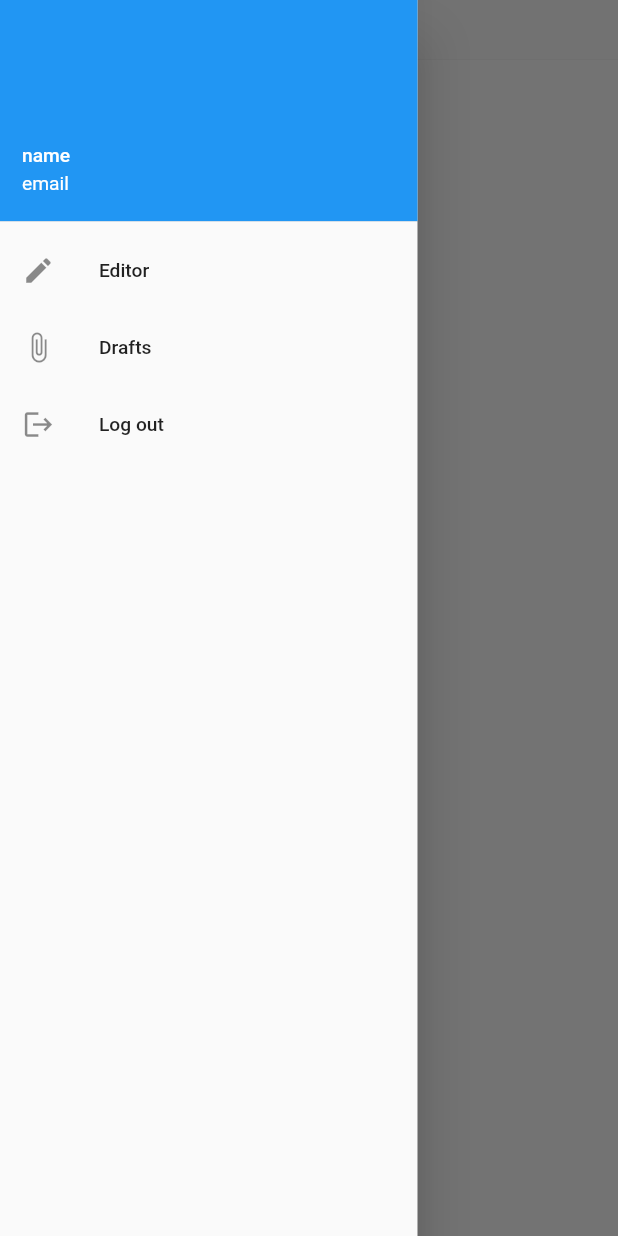
After one commit to ini-tanmay/WP2_project, a Flutter app: the EditorPage screen opened directly, with the side drawer open, on a phone screen of 412 x 824 dp. The commit adds this screen. Run offline on Flutter 3.47's test engine with Material 2 defaults, Android fonts, the phone set to English and light mode, and no system bars; our stand-ins replace flutter_icons, google_fonts, responsive_framework.

Commit message:
added editor page, added drawer

```diff
--- /dev/null
+++ b/frontend/lib/editor.dart
@@ -0,0 +1,59 @@
+import 'package:flutter/cupertino.dart';
+import 'package:flutter/material.dart';
+import 'package:flutter_icons/flutter_icons.dart';
+import 'package:frontend/drafts.dart';
+import 'package:frontend/main.dart';
+
+class EditorPage extends StatelessWidget {
+  @override
+  Widget build(BuildContext context) {
+    return Scaffold(
+      drawer: buildDrawer(context),
+      appBar: CupertinoNavigationBar(
+        leading: Builder(
+          builder: (newContext) => CupertinoButton(
+            onPressed: () {
+              Scaffold.of(newContext).openDrawer();
+            },
+            child: Icon(Icons.menu),
+          ),
+        ),
+        middle: Text('Edit Draft'),
+      ),
+      body: Center(
+        child: Text('Hey'),
+      ),
+    );
+  }
+
+  Widget buildDrawer(context) {
+    return Drawer(
+      child: ListView(
+        children: [
+          UserAccountsDrawerHeader(
+            accountEmail: Text('email'),
+            accountName: Text('name'),
+          ),
+          ListTile(
+            title: Text('Editor'),
+            leading: Icon(Icons.edit),
+            onTap: () => Navigator.push(context,
+                CupertinoPageRoute(builder: (context) => EditorPage())),
+          ),
+          ListTile(
+            title: Text('Drafts'),
+            leading: Icon(Icons.attach_file),
+            onTap: () => Navigator.push(context,
+                CupertinoPageRoute(builder: (context) => DraftsPage())),
+          ),
+          ListTile(
+            title: Text('Log out'),
+            leading: Icon(Icons.logout),
+            onTap: () => Navigator.push(
+                context, CupertinoPageRoute(builder: (context) => AuthPage())),
+          ),
+        ],
+      ),
+    );
+  }
+}
--- a/frontend/pubspec.yaml
+++ b/frontend/pubspec.yaml
@@ -25,6 +25,7 @@ dependencies:
     sdk: flutter
   http:
   intl:
+  flutter_icons:
   google_fonts:
   responsive_framework:
   # The following adds the Cupertino Icons font to your application.
```
Also changed, not shown: frontend/lib/drafts.dart (+5 -4 lines), frontend/lib/main.dart (+11 -9 lines), frontend/pubspec.lock.
